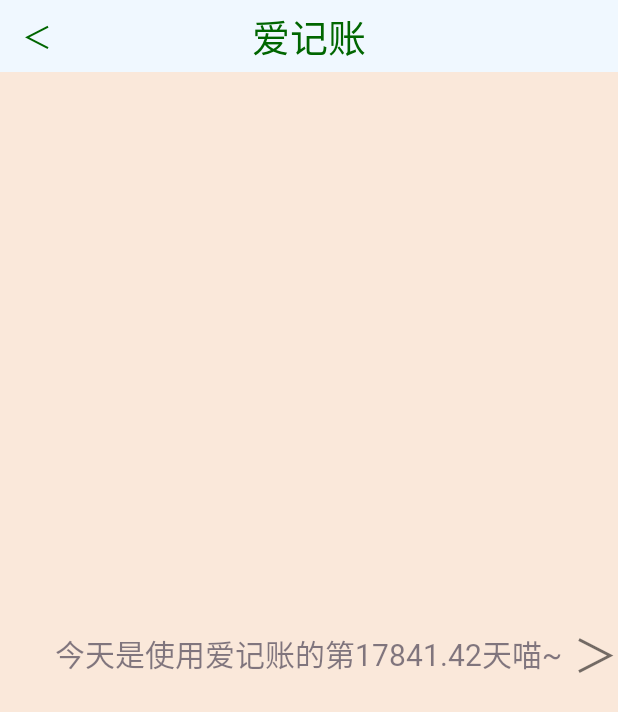
After one commit to basketSAMA/LTKA, an Android app: the Analysis screen opened directly, with no data from a screen before it, on a phone screen of 412 x 824 dp. The commit adds this screen. Shown: the top 712 px of the screen. Run offline under Robolectric (Android 15) with nearby library versions, the phone set to English and light mode, and no system bars; libraries missing offline, so code that uses them is left out: org.litepal; 1 statement that could not run was skipped.

Commit message:
新增分析活动的框架

```diff
--- a/app/src/main/AndroidManifest.xml
+++ b/app/src/main/AndroidManifest.xml
@@ -63,7 +63,8 @@
         <activity android:name=".Settings" />
         <activity android:name=".BillDetails" />
         <activity android:name=".ArticleDetails" />
-        <activity android:name=".Chart"></activity>
+        <activity android:name=".Chart" />
+        <activity android:name=".Analysis"></activity>
     </application>
 
 </manifest>
--- /dev/null
+++ b/app/src/main/java/com/example/a92317/ltka/Analysis.java
@@ -0,0 +1,128 @@
+package com.example.a92317.ltka;
+
+import android.content.pm.PackageInfo;
+import android.content.pm.PackageManager;
+import android.os.Bundle;
+import android.support.v4.view.ViewPager;
+import android.view.View;
+import android.widget.Button;
+
+import org.litepal.LitePal;
+
+import java.text.DecimalFormat;
+import java.text.SimpleDateFormat;
+import java.util.ArrayList;
+import java.util.Date;
+import java.util.List;
+
+public class Analysis extends BaseActivity {
+
+    private long firstInstallTimeByLong;
+    private String firstInstallTimeByString;
+    private long currTimeByLong;
+    private String currTimeByString;
+
+    double dd;
+    private String timeIntervalByString;
+
+    private List<BillPieData> bpd;
+
+    @Override
+    protected void onCreate(Bundle savedInstanceState) {
+        super.onCreate(savedInstanceState);
+        setContentView(R.layout.activity_analysis);
+
+        initBillPieData();
+
+        getFirstInstallTime();
+        getCurrTime();
+
+        long timeIntervalByLong = currTimeByLong - firstInstallTimeByLong;
+        DecimalFormat df = new DecimalFormat("#.##");
+        long t = timeIntervalByLong/3600000;  //小时取整
+        dd = (double)t / 24;
+        timeIntervalByString = df.format(dd)+ "天";
+
+        setVp();
+
+        Button button_back=(Button)findViewById(R.id.title_back);
+        button_back.setOnClickListener(new View.OnClickListener(){
+            @Override
+            public void onClick(View v){
+                finish();
+            }
+        });
+    }
+
+    private void initBillPieData()
+    {
+        bpd = new ArrayList<>();
+
+        String labels[] = {getString(R.string.classification_diet),
+                getString(R.string.classification_study),
+                getString(R.string.classification_entertainment),
+                getString(R.string.classification_traffic),
+                getString(R.string.classification_health),
+                getString(R.string.classification_house),
+                getString(R.string.classification_favor),
+                getString(R.string.classification_else)};
+
+        for(String label:labels)
+        {
+            List<Bill> someBills = LitePal.where("classificationName = ?",label).find(Bill.class);
+            double sums = 0;
+            int color = this.getResources().getColor(R.color.colorDiet);
+            for(Bill bill:someBills)
+            {
+                sums += bill.getSum();
+                color = bill.getSetClassificationColor();
+            }
+            if(sums != 0)
+            {
+                bpd.add(new BillPieData((float)sums,label,color));
+            }
+        }
+    }
+
+    private void setVp() {
+        List<BillAnalysisData> list = new ArrayList<>();
+        MyPagerAdapter myPagerAdapter = new MyPagerAdapter(this,list);
+        list.add(new BillAnalysisData("今天是使用爱记账的第" + timeIntervalByString + "喵~"));
+        for(BillPieData billPieData:bpd)
+        {
+            list.add(new BillAnalysisData(billPieData.getValue(),
+                    billPieData.getLabel(),
+                    billPieData.getColor(),
+                    dd,
+                    "哇，好棒哦_(:з)∠)_"));
+        }
+        list.add(new BillAnalysisData("最终类型："));
+
+        ViewPager vp = (ViewPager) findViewById(R.id.vp);
+        vp.setAdapter(myPagerAdapter);
+    }
+
+    private void getFirstInstallTime()
+    {
+        PackageManager packageManager=this.getPackageManager();
+        try {
+            PackageInfo packageInfo=packageManager.getPackageInfo(this.getPackageName(), 0);
+            firstInstallTimeByLong = packageInfo.firstInstallTime;//获取时间
+            firstInstallTimeByString = getTimeByString(firstInstallTimeByLong);
+        } catch (Exception e) {
+            e.printStackTrace();
+        }
+    }
+
+    private void getCurrTime()
+    {
+        currTimeByLong = System.currentTimeMillis();
+        currTimeByString = getTimeByString(currTimeByLong);
+    }
+
+    private String getTimeByString(long time)
+    {
+        SimpleDateFormat formatter = new SimpleDateFormat("yyyy年MM月dd日HH:mm");
+        return formatter.format(new Date(time));
+    }
+}
--- a/app/src/main/java/com/example/a92317/ltka/Bill.java
+++ b/app/src/main/java/com/example/a92317/ltka/Bill.java
@@ -40,7 +40,7 @@ public class Bill extends LitePalSupport {
     }
 
     public String getTime() {
-        SimpleDateFormat formatter = new SimpleDateFormat("yyyy.MM.dd HH:mm:ss");
+        SimpleDateFormat formatter = new SimpleDateFormat("yyyy.MM.dd HH:mm");
         String str = formatter.format(time);
         return str;
     }
--- /dev/null
+++ b/app/src/main/java/com/example/a92317/ltka/BillAnalysisData.java
@@ -0,0 +1,57 @@
+package com.example.a92317.ltka;
+
+import java.text.DecimalFormat;
+
+public class BillAnalysisData {
+    private float value;
+    private String label;
+    private int color;
+    private String sum;
+    private String aver;
+    private String anal;
+
+    public BillAnalysisData(float value,String label,int color,double dd,String anal)
+    {
+        this.value = value;
+        this.label = label;
+        this.color = color;
+        this.sum = "在" + label + "上总共花费了" + value + "元";
+        DecimalFormat df = new DecimalFormat("#.##");
+        this.aver = "平均" + df.format(value/dd) + "元/天";
+        this.anal = anal;
+    }
+
+    public BillAnalysisData(String label)
+    {
+        this.value = 0;
+        this.label = label;
+        this.color = R.color.colorBlack;
+        this.sum = "";
+        this.aver = "";
+        this.anal = "";
+    }
+
+    public float getValue() {
+        return value;
+    }
+
+    public String getLabel() {
+        return label;
+    }
+
+    public int getColor() {
+        return color;
+    }
+
+    public String getSum() {
+        return sum;
+    }
+
+    public String getAver() {
+        return aver;
+    }
+
+    public String getAnal() {
+        return anal;
+    }
+}
--- a/app/src/main/java/com/example/a92317/ltka/Chart.java
+++ b/app/src/main/java/com/example/a92317/ltka/Chart.java
@@ -41,24 +41,6 @@ public class Chart extends BaseActivity {
         });
 
         showPieChart();
-//        showTest();
-    }
-
-    private void showTest()
-    {
-        pieChart = (PieChart)findViewById(R.id.pie_chart);
-        List<PieEntry> strings = new ArrayList<>();
-        strings.add(new PieEntry(30f,"aaa"));
-        strings.add(new PieEntry(70f,"bbb"));
-        PieDataSet dataSet = new PieDataSet(strings,"Label");
-        ArrayList<Integer> colors = new ArrayList<Integer>();
-        colors.add(getResources().getColor(R.color.colorDiet));
-        colors.add(getResources().getColor(R.color.colorStudy));
-        dataSet.setColors(colors);
-        PieData pieData = new PieData(dataSet);
-        pieData.setDrawValues(true);
-        pieChart.setData(pieData);
-        pieChart.invalidate();
     }
 
     private void showPieChart()
@@ -167,6 +149,6 @@ public class Chart extends BaseActivity {
         legend.setYOffset(10f);  //图例的y偏移量
         legend.setXOffset(10f);  //图例x的偏移量
         legend.setTextColor(Color.parseColor("#a1a1a1")); //图例文字的颜色
-        legend.setTextSize(13);  //图例文字的大小
+        legend.setTextSize(15);  //图例文字的大小
     }
 }
--- /dev/null
+++ b/app/src/main/java/com/example/a92317/ltka/MyPagerAdapter.java
@@ -0,0 +1,69 @@
+package com.example.a92317.ltka;
+
+import android.content.Context;
+import android.support.v4.view.PagerAdapter;
+import android.view.View;
+import android.view.ViewGroup;
+import android.widget.TextView;
+
+import java.util.List;
+
+public class MyPagerAdapter extends PagerAdapter {
+    private Context mContext;
+    private List<BillAnalysisData> mData;
+
+    public MyPagerAdapter(Context context , List<BillAnalysisData> list) {
+        mContext = context;
+        mData = list;
+    }
+
+    @Override
+    public int getCount() {
+        return mData.size();
+    }
+
+    @Override
+    public Object instantiateItem(ViewGroup container, int position) {
+        View view = View.inflate(mContext, R.layout.page_item,null);
+        TextView text = (TextView) view.findViewById(R.id.page_item_text);
+        TextView left = (TextView) view.findViewById(R.id.page_item_left);
+        TextView right = (TextView) view.findViewById(R.id.page_item_right);
+        TextView sum = (TextView) view.findViewById(R.id.page_item_sum);
+        TextView aver = (TextView) view.findViewById(R.id.page_item_aver);
+        TextView anal = (TextView) view.findViewById(R.id.page_item_anal);
+        if(position == 0)
+        {
+            left.setText("");
+            sum.setText("");
+            aver.setText("");
+            anal.setText("");
+            text.setTextSize(20);
+        }
+        if(position == getCount() - 1)
+        {
+            right.setText("");
+            sum.setText("");
+            aver.setText("");
+            anal.setText("");
+            text.setTextSize(20);
+        }
+        text.setText(mData.get(position).getLabel());
+        text.setTextColor(mData.get(position).getColor());
+        sum.setText(mData.get(position).getSum());
+        aver.setText(mData.get(position).getAver());
+        anal.setText(mData.get(position).getAnal());
+        container.addView(view);
+        return view;
+    }
+
+    @Override
+    public void destroyItem(ViewGroup container, int position, Object object) {
+        // super.destroyItem(container,position,object); 这一句要删除，否则报错
+        container.removeView((View)object);
+    }
+
+    @Override
+    public boolean isViewFromObject(View view, Object object) {
+        return view == object;
+    }
+}
--- a/app/src/main/java/com/example/a92317/ltka/MyView.java
+++ b/app/src/main/java/com/example/a92317/ltka/MyView.java
@@ -75,8 +75,8 @@ public class MyView extends BaseActivity implements View.OnClickListener,Adapter
                 .listener(new OnBMClickListener() {
                     @Override
                     public void onBoomButtonClick(int index) {
-                        // When the boom-button corresponding this builder is clicked.
-                        Toast.makeText(MyView.this, "Clicked " + index, Toast.LENGTH_SHORT).show();
+                        Intent intentA = new Intent(MyView.this,Analysis.class);
+                        startActivity(intentA);
                     }
                 });
         bmb.addBuilder(builder2);
--- /dev/null
+++ b/app/src/main/res/layout/activity_analysis.xml
@@ -0,0 +1,18 @@
+<?xml version="1.0" encoding="utf-8"?>
+<LinearLayout
+    xmlns:android="http://schemas.android.com/apk/res/android"
+    xmlns:tools="http://schemas.android.com/tools"
+    android:layout_width="match_parent"
+    android:layout_height="match_parent"
+    tools:context=".Analysis"
+    android:orientation="vertical">
+    <include layout="@layout/title"/>
+
+    <android.support.v4.view.ViewPager
+        android:id="@+id/vp"
+        android:layout_width="match_parent"
+        android:layout_height="match_parent">
+    </android.support.v4.view.ViewPager>
+
+
+</LinearLayout>
--- /dev/null
+++ b/app/src/main/res/layout/page_item.xml
@@ -0,0 +1,66 @@
+<?xml version="1.0" encoding="utf-8"?>
+<RelativeLayout
+    android:id="@+id/rl"
+    xmlns:android="http://schemas.android.com/apk/res/android"
+    android:layout_width="match_parent"
+    android:layout_height="match_parent"
+    android:background="#FAE8DA">
+    <TextView
+        android:id="@+id/page_item_text"
+        xmlns:android="http://schemas.android.com/apk/res/android"
+        android:layout_width="wrap_content"
+        android:layout_height="wrap_content"
+        android:layout_centerInParent="true"
+        android:text="Hello"
+        android:layout_marginBottom="50dp"
+        android:textSize="50sp">
+    </TextView>
+
+    <TextView
+        android:id="@+id/page_item_aver"
+        android:layout_width="wrap_content"
+        android:layout_height="wrap_content"
+        android:layout_alignTop="@id/page_item_text"
+        android:layout_centerHorizontal="true"
+        android:layout_marginTop="-90dp"
+        android:layout_marginBottom="30dp"
+        android:text="平均花费"
+        android:textSize="20sp"/>
+
+    <TextView
+        android:id="@+id/page_item_sum"
+        android:layout_width="wrap_content"
+        android:layout_height="wrap_content"
+        android:layout_alignTop="@id/page_item_text"
+        android:layout_centerHorizontal="true"
+        android:layout_marginTop="-180dp"
+        android:text="总花费"
+        android:textSize="20sp"/>
+
+    <TextView
+        android:id="@+id/page_item_anal"
+        android:layout_width="wrap_content"
+        android:layout_height="wrap_content"
+        android:layout_alignParentBottom="true"
+        android:layout_centerHorizontal="true"
+        android:layout_marginBottom="152dp"
+        android:text="分析"
+        android:textSize="20sp"/>
+
+    <TextView
+        android:id="@+id/page_item_left"
+        android:layout_width="wrap_content"
+        android:layout_height="wrap_content"
+        android:text="＜"
+        android:layout_alignParentLeft="true"
+        android:layout_centerVertical="true"
+        android:textSize="30sp"/>
+    <TextView
+        android:id="@+id/page_item_right"
+        android:layout_width="wrap_content"
+        android:layout_height="wrap_content"
+        android:text="＞"
+        android:layout_alignParentRight="true"
+        android:layout_centerVertical="true"
+        android:textSize="30sp"/>
+</RelativeLayout>
```
